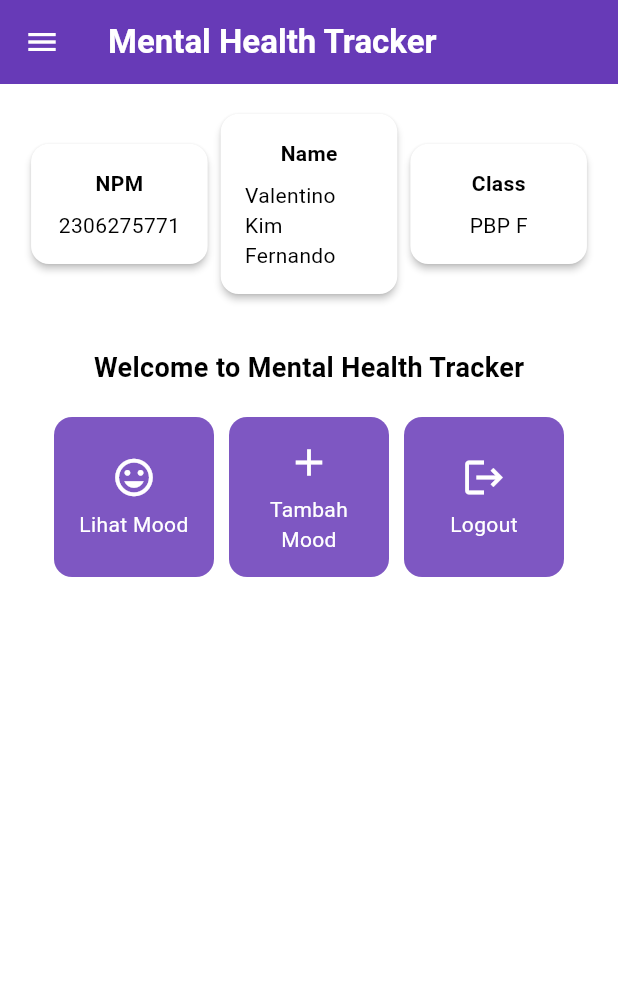
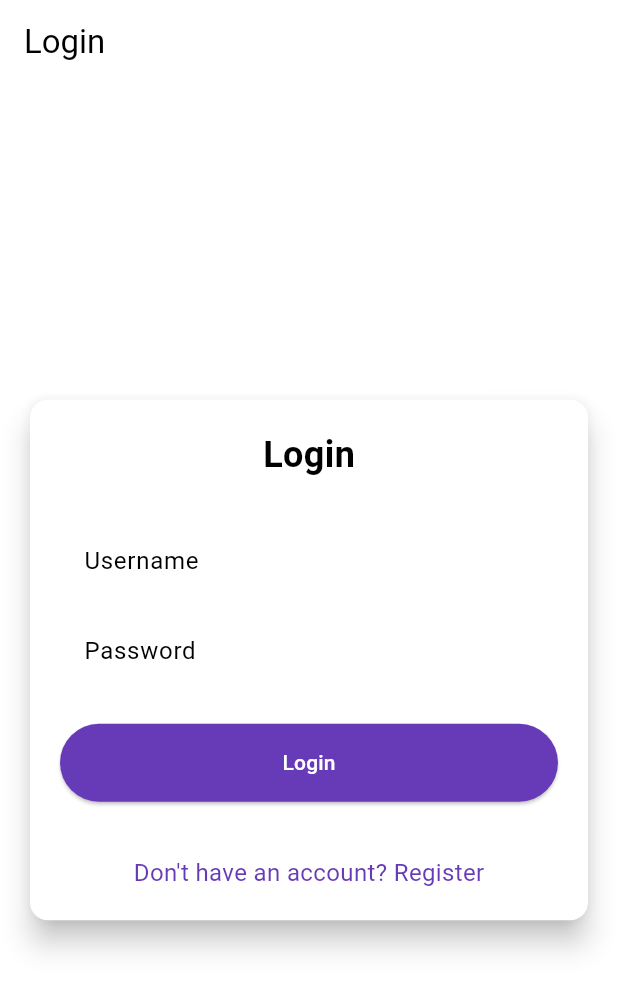
Before and after one commit to soydoradesu/mental-health-tracker-mobile, a Flutter app: the screen it shows after launch, on a phone screen of 412 x 824 dp. Shown: the top 991 px of the screen. Run offline on Flutter 3.47's test engine with Material 3 defaults, Android fonts, the phone set to English and light mode, and no system bars; missing offline and left inert: pbp_django_auth.

Commit message:
finished tutorial 8

```diff
--- a/lib/main.dart
+++ b/lib/main.dart
@@ -1,5 +1,7 @@
 import 'package:flutter/material.dart';
-import 'package:mental_health_tracker/screens/menu.dart';
+import 'package:pbp_django_auth/pbp_django_auth.dart';
+import 'package:provider/provider.dart';
+import 'package:mental_health_tracker/screens/login.dart';
 
 void main() {
   runApp(const MyApp());
@@ -11,30 +13,21 @@ class MyApp extends StatelessWidget {
   // This widget is the root of your application.
   @override
   Widget build(BuildContext context) {
-    return MaterialApp(
-      title: 'Flutter Demo',
-      theme: ThemeData(
-        // This is the theme of your application.
-        //
-        // TRY THIS: Try running your application with "flutter run". You'll see
-        // the application has a purple toolbar. Then, without quitting the app,
-        // try changing the seedColor in the colorScheme below to Colors.green
-        // and then invoke "hot reload" (save your changes or press the "hot
-        // reload" button in a Flutter-supported IDE, or press "r" if you used
-        // the command line to start the app).
-        //
-        // Notice that the counter didn't reset back to zero; the application
-        // state is not lost during the reload. To reset the state, use hot
-        // restart instead.
-        //
-        // This works for code too, not just values: Most code changes can be
-        // tested with just a hot reload.
-        colorScheme: ColorScheme.fromSwatch(
-          primarySwatch: Colors.deepPurple,
-        ).copyWith(secondary: Colors.deepPurple[400]),
-        useMaterial3: true,
+    return Provider(
+      create: (_) {
+        CookieRequest request = CookieRequest();
+        return request;
+      },
+      child: MaterialApp(
+        title: 'Mental Health Tracker',
+        theme: ThemeData(
+          useMaterial3: true,
+          colorScheme: ColorScheme.fromSwatch(
+            primarySwatch: Colors.deepPurple,
+          ).copyWith(secondary: Colors.deepPurple[400]),
+        ),
+        home: const LoginPage(),
       ),
-      home: MyHomePage(),
     );
   }
 }
--- /dev/null
+++ b/lib/screens/login.dart
@@ -0,0 +1,182 @@
+
+import 'package:mental_health_tracker/screens/menu.dart';
+import 'package:flutter/material.dart';
+import 'package:pbp_django_auth/pbp_django_auth.dart';
+import 'package:provider/provider.dart';
+import 'register.dart';
+
+void main() {
+  runApp(const LoginApp());
+}
+
+class LoginApp extends StatelessWidget {
+  const LoginApp({super.key});
+
+  @override
+  Widget build(BuildContext context) {
+    return MaterialApp(
+      title: 'Login',
+      theme: ThemeData(
+        useMaterial3: true,
+        colorScheme: ColorScheme.fromSwatch(
+          primarySwatch: Colors.deepPurple,
+        ).copyWith(secondary: Colors.deepPurple[400]),
+      ),
+      home: const LoginPage(),
+    );
+  }
+}
+
+class LoginPage extends StatefulWidget {
+  const LoginPage({super.key});
+
+  @override
+  State<LoginPage> createState() => _LoginPageState();
+}
+
+class _LoginPageState extends State<LoginPage> {
+  final TextEditingController _usernameController = TextEditingController();
+  final TextEditingController _passwordController = TextEditingController();
+
+  @override
+  Widget build(BuildContext context) {
+    final request = context.watch<CookieRequest>();
+
+    return Scaffold(
+      appBar: AppBar(
+        title: const Text('Login'),
+      ),
+      body: Center(
+        child: SingleChildScrollView(
+          padding: const EdgeInsets.all(16.0),
+          child: Card(
+            elevation: 8,
+            shape: RoundedRectangleBorder(
+              borderRadius: BorderRadius.circular(12.0),
+            ),
+            child: Padding(
+              padding: const EdgeInsets.all(20.0),
+              child: Column(
+                mainAxisSize: MainAxisSize.min,
+                children: [
+                  const Text(
+                    'Login',
+                    style: TextStyle(
+                      fontSize: 24.0,
+                      fontWeight: FontWeight.bold,
+                    ),
+                  ),
+                  const SizedBox(height: 30.0),
+                  TextField(
+                    controller: _usernameController,
+                    decoration: const InputDecoration(
+                      labelText: 'Username',
+                      hintText: 'Enter your username',
+                      border: OutlineInputBorder(
+                        borderRadius: BorderRadius.all(Radius.circular(12.0)),
+                      ),
+                      contentPadding:
+                          EdgeInsets.symmetric(horizontal: 12.0, vertical: 8.0),
+                    ),
+                  ),
+                  const SizedBox(height: 12.0),
+                  TextField(
+                    controller: _passwordController,
+                    decoration: const InputDecoration(
+                      labelText: 'Password',
+                      hintText: 'Enter your password',
+                      border: OutlineInputBorder(
+                        borderRadius: BorderRadius.all(Radius.circular(12.0)),
+                      ),
+                      contentPadding:
+                          EdgeInsets.symmetric(horizontal: 12.0, vertical: 8.0),
+                    ),
+                    obscureText: true,
+                  ),
+                  const SizedBox(height: 24.0),
+                  ElevatedButton(
+                    onPressed: () async {
+                      String username = _usernameController.text;
+                      String password = _passwordController.text;
+
+                      // Cek kredensial
+                      // TODO: Ganti URL dan jangan lupa tambahkan trailing slash (/) di akhir URL!
+                      // Untuk menyambungkan Android emulator dengan Django pada localhost,
+                      // gunakan URL http://10.0.2.2/
+                      final response = await request
+                          .login("http://localhost:8000/auth/login/", {
+                        'username': username,
+                        'password': password,
+                      });
+
+                      if (request.loggedIn) {
+                        String message = response['message'];
+                        String uname = response['username'];
+                        if (context.mounted) {
+                          Navigator.pushReplacement(
+                            context,
+                            MaterialPageRoute(
+                                builder: (context) => MyHomePage()),
+                          );
+                          ScaffoldMessenger.of(context)
+                            ..hideCurrentSnackBar()
+                            ..showSnackBar(
+                              SnackBar(
+                                  content:
+                                      Text("$message Selamat datang, $uname.")),
+                            );
+                        }
+                      } else {
+                        if (context.mounted) {
+                          showDialog(
+                            context: context,
+                            builder: (context) => AlertDialog(
+                              title: const Text('Login Gagal'),
+                              content: Text(response['message']),
+                              actions: [
+                                TextButton(
+                                  child: const Text('OK'),
+                                  onPressed: () {
+                                    Navigator.pop(context);
+                                  },
+                                ),
+                              ],
+                            ),
+                          );
+                        }
+                      }
+                    },
+                    style: ElevatedButton.styleFrom(
+                      foregroundColor: Colors.white,
+                      minimumSize: Size(double.infinity, 50),
+                      backgroundColor: Theme.of(context).colorScheme.primary,
+                      padding: const EdgeInsets.symmetric(vertical: 16.0),
+                    ),
+                    child: const Text('Login'),
+                  ),
+                  const SizedBox(height: 36.0),
+                  GestureDetector(
+                    onTap: () {
+                      Navigator.push(
+                        context,
+                        MaterialPageRoute(
+                            builder: (context) => const RegisterPage()),
+                      );
+                    },
+                    child: Text(
+                      'Don\'t have an account? Register',
+                      style: TextStyle(
+                        color: Theme.of(context).colorScheme.primary,
+                        fontSize: 16.0,
+                      ),
+                    ),
+                  ),
+                ],
+              ),
+            ),
+          ),
+        ),
+      ),
+    );
+  }
+}
--- a/pubspec.yaml
+++ b/pubspec.yaml
@@ -35,6 +35,9 @@ dependencies:
   # The following adds the Cupertino Icons font to your application.
   # Use with the CupertinoIcons class for iOS style icons.
   cupertino_icons: ^1.0.8
+  provider: ^6.1.2
+  pbp_django_auth: ^0.4.0
+  http: ^1.2.2
 
 dev_dependencies:
   flutter_test:
```
Also changed, not shown: lib/models/mood_entry.dart (added, +65 -0 lines), lib/screens/list_moodentry.dart (added, +86 -0 lines), lib/screens/moodentry_form.dart (+36 -27 lines), lib/screens/register.dart (added, +166 -0 lines), lib/widgets/left_drawer.dart (+12 -0 lines), lib/widgets/mood_card.dart (+34 -1 lines), pubspec.lock, 2 other files.
